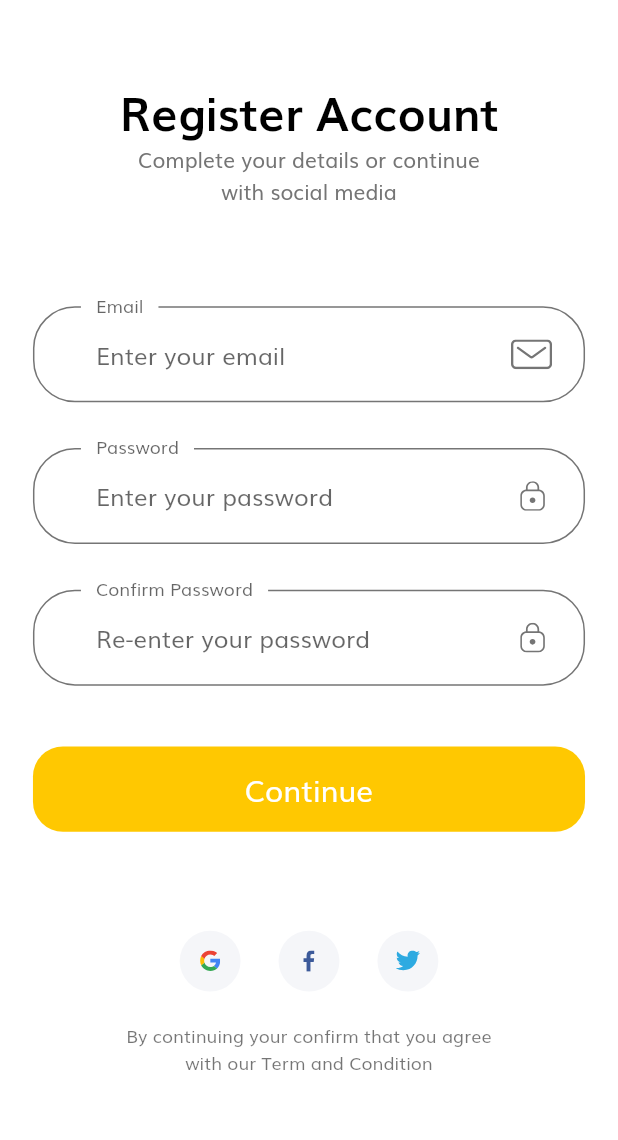
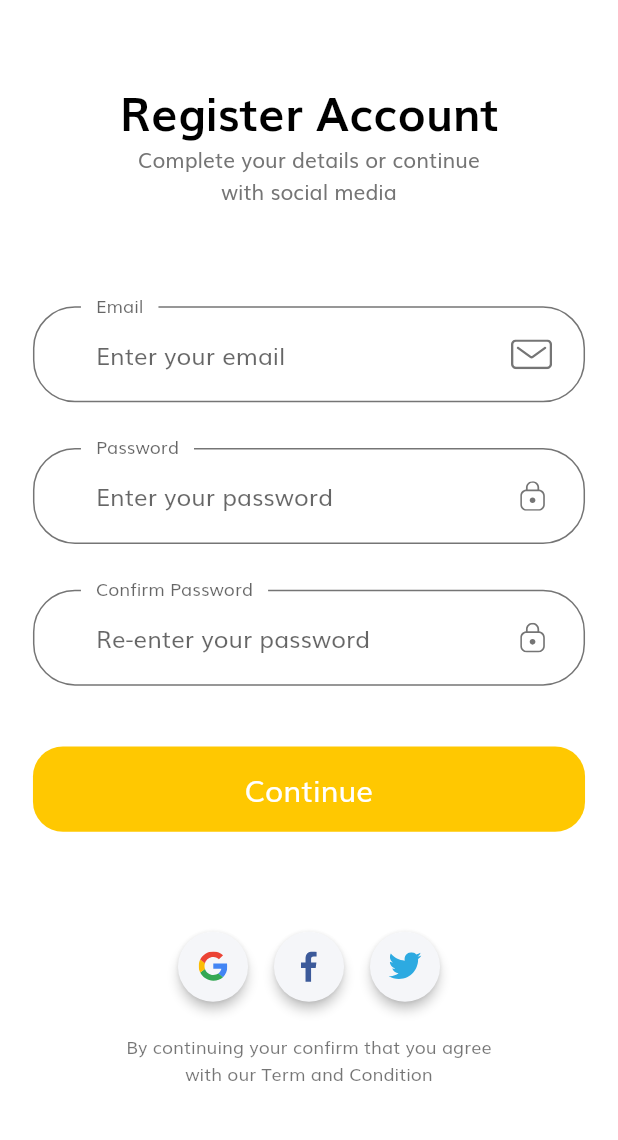
Before and after one commit to JayM2510/ShopUIfy, a Flutter app: the SignUpScreen screen opened by its route, on a phone screen of 412 x 824 dp, the part 58-1198 px from its top. Run offline on Flutter 3.47's test engine with Material 2 defaults, Android fonts, the light colour scheme and no system bars; our stand-ins replace firebase_core, flutter_svg; accounts and stored records are empty.

Commit message:
Changes in icons design

```diff
--- a/lib/components/socal_card.dart
+++ b/lib/components/socal_card.dart
@@ -6,28 +6,33 @@ import '../size_config.dart';
 class SocalCard extends StatelessWidget {
   const SocalCard({
     Key? key,
-    this.icon,
-    this.press,
+    required this.icon,
+    required this.press,
   }) : super(key: key);
 
-  final String? icon;
-  final Function? press;
+  final String icon;
+  final VoidCallback press;
 
   @override
   Widget build(BuildContext context) {
-    return GestureDetector(
-      onTap: press as void Function()?,
-      child: Container(
-        margin:
-            EdgeInsets.symmetric(horizontal: getProportionateScreenWidth(10)),
+    return ElevatedButton(
+      onPressed: press,
+      style: ElevatedButton.styleFrom(
+        padding: EdgeInsets.zero,
+        shape: CircleBorder(),
+        primary: Color(0xFFF5F6F9),
+        elevation: 3,
+      ),
+      child: Ink(
         padding: EdgeInsets.all(getProportionateScreenWidth(12)),
-        height: getProportionateScreenHeight(40),
-        width: getProportionateScreenWidth(40),
         decoration: BoxDecoration(
-          color: Color(0xFFF5F6F9),
           shape: BoxShape.circle,
         ),
-        child: SvgPicture.asset(icon!),
+        child: SvgPicture.asset(
+          icon,
+          height: getProportionateScreenHeight(20),
+          width: getProportionateScreenWidth(20),
+        ),
       ),
     );
   }
```
